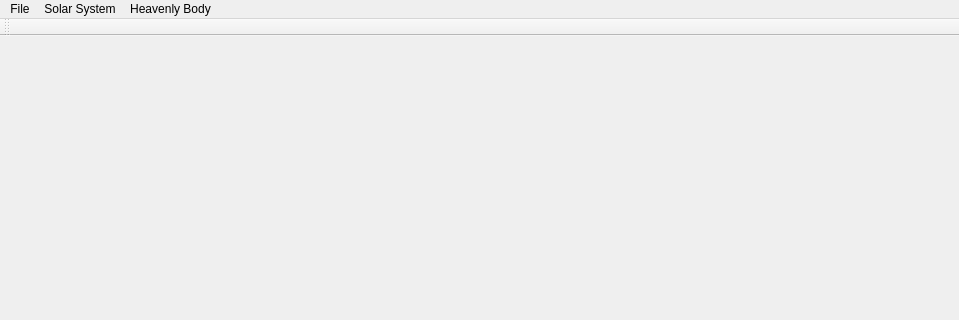
The window that forms/main/mainwindow.ui (fdeitelhoff/SolarSystemSimulation) describes before a commit, drawn with Qt 5; both pictures show x 0 to 959 and y 0 to 320 of the 959 by 652 pixel window.
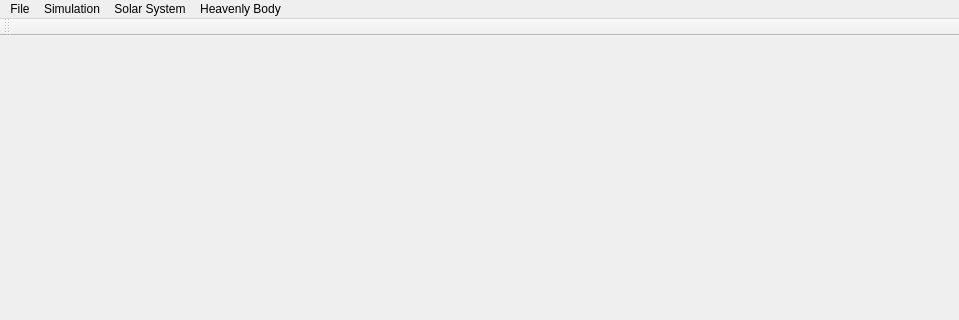
The same window after the commit.

Commit message:
- Refactoring the orbit view => Orbit3d class.
- Implement the option to disable and enable the planets orbit.

What changed in the file:
```diff
--- a/forms/main/mainwindow.ui
+++ b/forms/main/mainwindow.ui
@@ -40,7 +40,17 @@
     </property>
     <addaction name="actionSolarSystemOverview"/>
    </widget>
+   <widget class="QMenu" name="menuSimulation">
+    <property name="title">
+     <string>Simulation</string>
+    </property>
+    <addaction name="actionStartSimulation"/>
+    <addaction name="actionStopSimulation"/>
+    <addaction name="separator"/>
+    <addaction name="actionOrbitVisible"/>
+   </widget>
    <addaction name="menuFile"/>
+   <addaction name="menuSimulation"/>
    <addaction name="menuSolar_System"/>
    <addaction name="menuHeavenly_Body"/>
   </widget>
```
Left out of the diff: 21 changed lines with no effect on the pictures. The commit also changes 14 other files.
